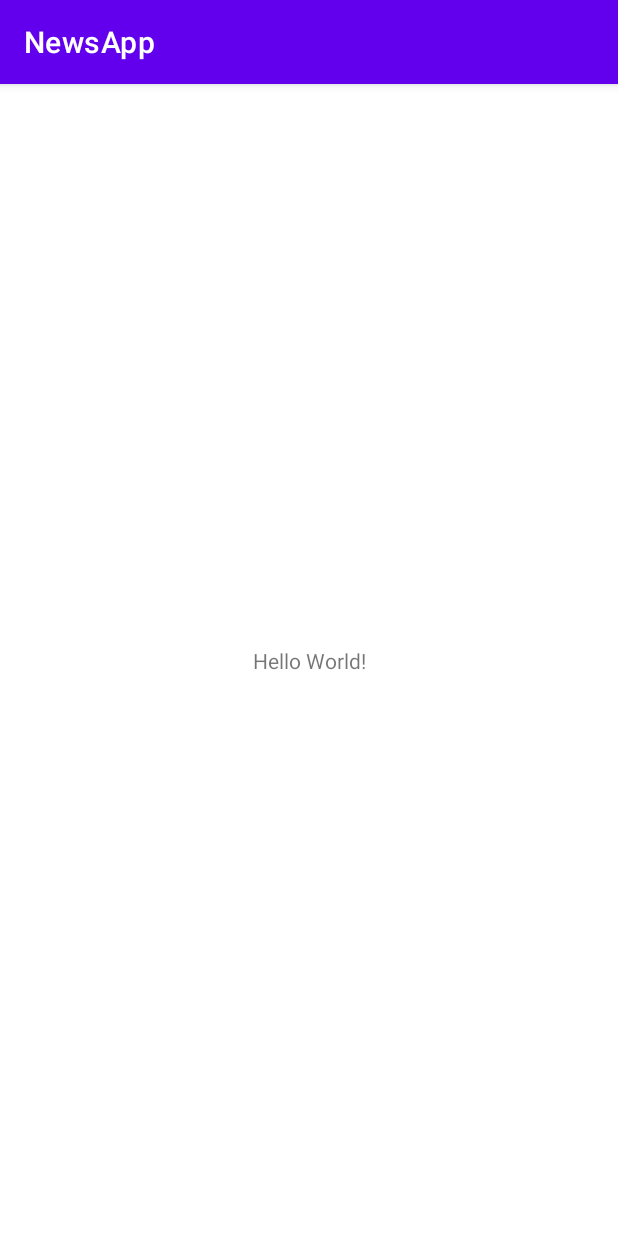
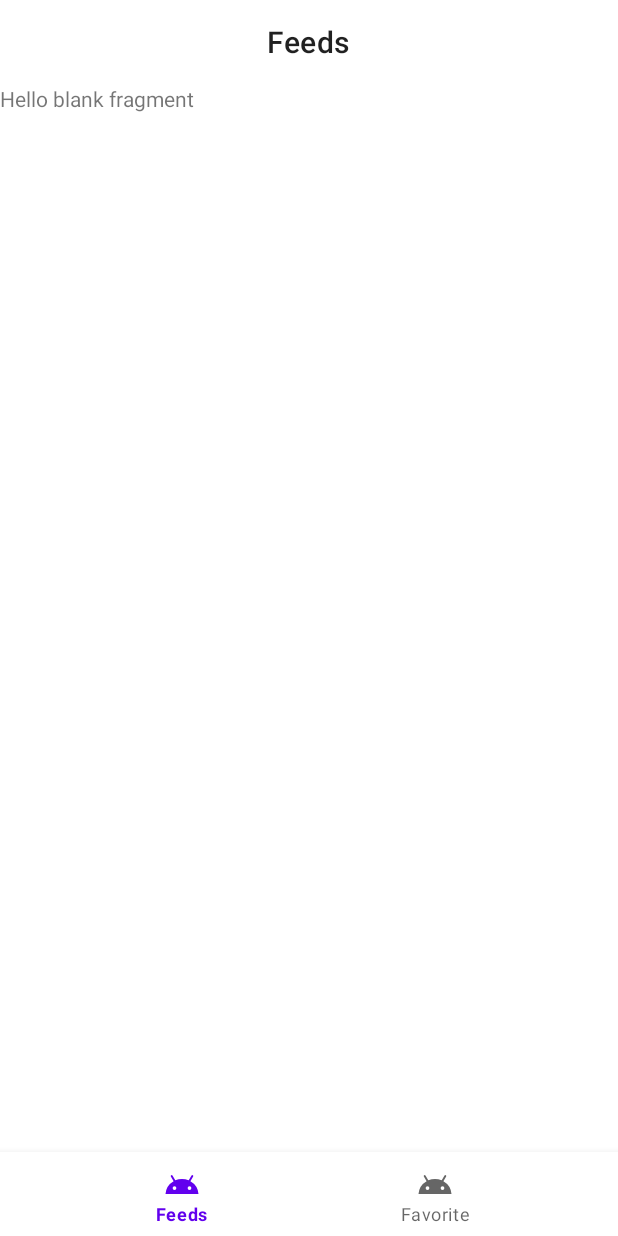
Before and after one commit to subwilven/NewsApp, an Android app: the screen it shows after launch (MainActivity), on a phone screen of 412 x 824 dp. Run offline under Robolectric (Android 15) with nearby library versions, the phone set to English and light mode, and no system bars; our stand-ins replace Dagger/Hilt's generated code, navigation-ui.

Commit message:
Implement navigation component

```diff
--- a/app/build.gradle.kts
+++ b/app/build.gradle.kts
@@ -53,6 +53,7 @@ dependencies {
 
     // Dagger Hilt
     implementation("com.google.dagger:hilt-android:2.42")
+    implementation("androidx.legacy:legacy-support-v4:1.0.0")
     kapt("com.google.dagger:hilt-android-compiler:2.42")
 
     // Networking
@@ -61,6 +62,10 @@ dependencies {
     implementation("com.google.code.gson:gson:2.8.9")
     implementation("com.squareup.okhttp3:logging-interceptor:4.8.1")
 
+    // Navigation
+    implementation("androidx.navigation:navigation-fragment-ktx:2.4.2")
+    implementation("androidx.navigation:navigation-ui-ktx:2.4.2")
+
     testImplementation ("junit:junit:4.13.2")
     androidTestImplementation ("androidx.test.ext:junit:1.1.3")
     androidTestImplementation ("androidx.test.espresso:espresso-core:3.4.0")
--- a/app/src/main/java/com/example/newsapp/ui/MainActivity.kt
+++ b/app/src/main/java/com/example/newsapp/ui/MainActivity.kt
@@ -1,12 +1,55 @@
 package com.example.newsapp.ui
 
+import android.os.Bundle
 import androidx.appcompat.app.AppCompatActivity
-import android.os.Bundle
+import androidx.core.view.children
+import androidx.navigation.NavController
+import androidx.navigation.Navigation
+import androidx.navigation.fragment.NavHostFragment
+import androidx.navigation.ui.AppBarConfiguration
+import androidx.navigation.ui.NavigationUI.setupActionBarWithNavController
+import androidx.navigation.ui.NavigationUI.setupWithNavController
 import com.example.newsapp.R
+import com.google.android.material.appbar.MaterialToolbar
+import com.google.android.material.bottomnavigation.BottomNavigationView
+
 
 class MainActivity : AppCompatActivity() {
+
+    private lateinit var navController: NavController
+    private lateinit var navHostFragment: NavHostFragment
+
     override fun onCreate(savedInstanceState: Bundle?) {
         super.onCreate(savedInstanceState)
         setContentView(R.layout.activity_main)
+
+        navHostFragment = supportFragmentManager
+            .findFragmentById(R.id.nav_host_fragment) as NavHostFragment
+        navController = navHostFragment.navController
+
+        registerToolbarWithNavigation()
+        registerBottomNavigationWithNavigation()
+    }
+
+    private fun registerBottomNavigationWithNavigation() {
+        val bottomNavigationView =
+            findViewById<BottomNavigationView>(R.id.bottom_navigation)
+
+        //ids of menu items of each fragment in bottom navigation
+        val mainFragmentsIds = bottomNavigationView.menu.children.map { it.itemId }.toSet()
+        val appBarConfiguration = AppBarConfiguration(mainFragmentsIds)
+
+        setupWithNavController(bottomNavigationView, navController)
+        setupActionBarWithNavController(
+            this,
+            navController,
+            appBarConfiguration
+        )
+    }
+
+    private fun registerToolbarWithNavigation() {
+        val materialToolbar = findViewById<MaterialToolbar>(R.id.materialToolbar)
+        setSupportActionBar(materialToolbar)
+        setupWithNavController(materialToolbar, navController)
     }
 }
--- /dev/null
+++ b/app/src/main/java/com/example/newsapp/ui/favorite/FavoriteFragment.kt
@@ -0,0 +1,60 @@
+package com.example.newsapp.ui.favorite
+
+import android.os.Bundle
+import androidx.fragment.app.Fragment
+import android.view.LayoutInflater
+import android.view.View
+import android.view.ViewGroup
+import com.example.newsapp.R
+
+// TODO: Rename parameter arguments, choose names that match
+// the fragment initialization parameters, e.g. ARG_ITEM_NUMBER
+private const val ARG_PARAM1 = "param1"
+private const val ARG_PARAM2 = "param2"
+
+/**
+ * A simple [Fragment] subclass.
+ * Use the [FavoriteFragment.newInstance] factory method to
+ * create an instance of this fragment.
+ */
+class FavoriteFragment : Fragment() {
+    // TODO: Rename and change types of parameters
+    private var param1: String? = null
+    private var param2: String? = null
+
+    override fun onCreate(savedInstanceState: Bundle?) {
+        super.onCreate(savedInstanceState)
+        arguments?.let {
+            param1 = it.getString(ARG_PARAM1)
+            param2 = it.getString(ARG_PARAM2)
+        }
+    }
+
+    override fun onCreateView(
+        inflater: LayoutInflater, container: ViewGroup?,
+        savedInstanceState: Bundle?
+    ): View? {
+        // Inflate the layout for this fragment
+        return inflater.inflate(R.layout.fragment_favorite, container, false)
+    }
+
+    companion object {
+        /**
+         * Use this factory method to create a new instance of
+         * this fragment using the provided parameters.
+         *
+         * @param param1 Parameter 1.
+         * @param param2 Parameter 2.
+         * @return A new instance of fragment FavoriteFragment.
+         */
+        // TODO: Rename and change types and number of parameters
+        @JvmStatic
+        fun newInstance(param1: String, param2: String) =
+            FavoriteFragment().apply {
+                arguments = Bundle().apply {
+                    putString(ARG_PARAM1, param1)
+                    putString(ARG_PARAM2, param2)
+                }
+            }
+    }
+}
--- /dev/null
+++ b/app/src/main/java/com/example/newsapp/ui/feed/FeedFragment.kt
@@ -0,0 +1,60 @@
+package com.example.newsapp.ui.feed
+
+import android.os.Bundle
+import androidx.fragment.app.Fragment
+import android.view.LayoutInflater
+import android.view.View
+import android.view.ViewGroup
+import com.example.newsapp.R
+
+// TODO: Rename parameter arguments, choose names that match
+// the fragment initialization parameters, e.g. ARG_ITEM_NUMBER
+private const val ARG_PARAM1 = "param1"
+private const val ARG_PARAM2 = "param2"
+
+/**
+ * A simple [Fragment] subclass.
+ * Use the [FeedFragment.newInstance] factory method to
+ * create an instance of this fragment.
+ */
+class FeedFragment : Fragment() {
+    // TODO: Rename and change types of parameters
+    private var param1: String? = null
+    private var param2: String? = null
+
+    override fun onCreate(savedInstanceState: Bundle?) {
+        super.onCreate(savedInstanceState)
+        arguments?.let {
+            param1 = it.getString(ARG_PARAM1)
+            param2 = it.getString(ARG_PARAM2)
+        }
+    }
+
+    override fun onCreateView(
+        inflater: LayoutInflater, container: ViewGroup?,
+        savedInstanceState: Bundle?
+    ): View? {
+        // Inflate the layout for this fragment
+        return inflater.inflate(R.layout.fragment_feed, container, false)
+    }
+
+    companion object {
+        /**
+         * Use this factory method to create a new instance of
+         * this fragment using the provided parameters.
+         *
+         * @param param1 Parameter 1.
+         * @param param2 Parameter 2.
+         * @return A new instance of fragment FeedFragment.
+         */
+        // TODO: Rename and change types and number of parameters
+        @JvmStatic
+        fun newInstance(param1: String, param2: String) =
+            FeedFragment().apply {
+                arguments = Bundle().apply {
+                    putString(ARG_PARAM1, param1)
+                    putString(ARG_PARAM2, param2)
+                }
+            }
+    }
+}
--- /dev/null
+++ b/app/src/main/res/drawable/ic_android_black_24dp.xml
@@ -0,0 +1,9 @@
+<vector xmlns:android="http://schemas.android.com/apk/res/android"
+        android:width="24dp"
+        android:height="24dp"
+        android:viewportWidth="24"
+        android:viewportHeight="24">
+    <path
+        android:pathData="M17.6,11.48 L19.44,8.3a0.63,0.63 0,0 0,-1.09 -0.63l-1.88,3.24a11.43,11.43 0,0 0,-8.94 0L5.65,7.67a0.63,0.63 0,0 0,-1.09 0.63L6.4,11.48A10.81,10.81 0,0 0,1 20L23,20A10.81,10.81 0,0 0,17.6 11.48ZM7,17.25A1.25,1.25 0,1 1,8.25 16,1.25 1.25,0 0,1 7,17.25ZM17,17.25A1.25,1.25 0,1 1,18.25 16,1.25 1.25,0 0,1 17,17.25Z"
+        android:fillColor="#FF000000"/>
+</vector>
--- a/app/src/main/res/layout/activity_main.xml
+++ b/app/src/main/res/layout/activity_main.xml
@@ -6,13 +6,34 @@
     android:layout_height="match_parent"
     tools:context=".ui.MainActivity">
 
-    <TextView
-        android:layout_width="wrap_content"
+    <com.google.android.material.appbar.MaterialToolbar
+        android:id="@+id/materialToolbar"
+        android:layout_width="match_parent"
+        app:titleCentered="true"
         android:layout_height="wrap_content"
-        android:text="Hello World!"
+        app:layout_constraintEnd_toEndOf="parent"
+        app:layout_constraintStart_toStartOf="parent"
+        app:layout_constraintTop_toTopOf="parent" />
+
+    <androidx.fragment.app.FragmentContainerView
+        android:id="@+id/nav_host_fragment"
+        android:name="androidx.navigation.fragment.NavHostFragment"
+        android:layout_width="0dp"
+        android:layout_height="0dp"
+        app:defaultNavHost="true"
+        app:layout_constraintBottom_toTopOf="@+id/bottom_navigation"
+        app:layout_constraintLeft_toLeftOf="parent"
+        app:layout_constraintRight_toRightOf="parent"
+        app:layout_constraintTop_toBottomOf="@+id/materialToolbar"
+        app:navGraph="@navigation/nav_graph" />
+
+
+    <com.google.android.material.bottomnavigation.BottomNavigationView
+        android:id="@+id/bottom_navigation"
+        android:layout_width="match_parent"
+        android:layout_height="wrap_content"
         app:layout_constraintBottom_toBottomOf="parent"
         app:layout_constraintLeft_toLeftOf="parent"
         app:layout_constraintRight_toRightOf="parent"
-        app:layout_constraintTop_toTopOf="parent" />
-
+        app:menu="@menu/navigation_menu" />
 </androidx.constraintlayout.widget.ConstraintLayout>
--- /dev/null
+++ b/app/src/main/res/layout/fragment_favorite.xml
@@ -0,0 +1,14 @@
+<?xml version="1.0" encoding="utf-8"?>
+<FrameLayout xmlns:android="http://schemas.android.com/apk/res/android"
+    xmlns:tools="http://schemas.android.com/tools"
+    android:layout_width="match_parent"
+    android:layout_height="match_parent"
+    tools:context=".ui.favorite.FavoriteFragment">
+
+    <!-- TODO: Update blank fragment layout -->
+    <TextView
+        android:layout_width="match_parent"
+        android:layout_height="match_parent"
+        android:text="Favorite" />
+
+</FrameLayout>
--- /dev/null
+++ b/app/src/main/res/layout/fragment_feed.xml
@@ -0,0 +1,14 @@
+<?xml version="1.0" encoding="utf-8"?>
+<FrameLayout xmlns:android="http://schemas.android.com/apk/res/android"
+    xmlns:tools="http://schemas.android.com/tools"
+    android:layout_width="match_parent"
+    android:layout_height="match_parent"
+    tools:context=".ui.feed.FeedFragment">
+
+    <!-- TODO: Update blank fragment layout -->
+    <TextView
+        android:layout_width="match_parent"
+        android:layout_height="match_parent"
+        android:text="@string/hello_blank_fragment" />
+
+</FrameLayout>
--- /dev/null
+++ b/app/src/main/res/menu/navigation_menu.xml
@@ -0,0 +1,13 @@
+<?xml version="1.0" encoding="utf-8"?>
+<menu xmlns:android="http://schemas.android.com/apk/res/android">
+    <item
+        android:id="@+id/feedFragment"
+        android:icon="@drawable/ic_android_black_24dp"
+        android:title="@string/feeds"/>
+
+    <item
+        android:id="@+id/favoriteFragment"
+        android:icon="@drawable/ic_android_black_24dp"
+        android:title="@string/favorite"/>
+
+</menu>
--- /dev/null
+++ b/app/src/main/res/navigation/nav_graph.xml
@@ -0,0 +1,18 @@
+<?xml version="1.0" encoding="utf-8"?>
+<navigation xmlns:android="http://schemas.android.com/apk/res/android"
+    xmlns:app="http://schemas.android.com/apk/res-auto"
+    xmlns:tools="http://schemas.android.com/tools"
+    android:id="@+id/nav_graph"
+    app:startDestination="@id/feedFragment">
+
+    <fragment
+        android:id="@+id/favoriteFragment"
+        android:name="com.example.newsapp.ui.favorite.FavoriteFragment"
+        android:label="@string/favorite"
+        tools:layout="@layout/fragment_favorite" />
+    <fragment
+        android:id="@+id/feedFragment"
+        android:name="com.example.newsapp.ui.feed.FeedFragment"
+        android:label="@string/feeds"
+        tools:layout="@layout/fragment_feed" />
+</navigation>
--- a/app/src/main/res/values/strings.xml
+++ b/app/src/main/res/values/strings.xml
@@ -1,3 +1,7 @@
 <resources>
     <string name="app_name">NewsApp</string>
+    <!-- TODO: Remove or change this placeholder text -->
+    <string name="hello_blank_fragment">Hello blank fragment</string>
+    <string name="feeds">Feeds</string>
+    <string name="favorite">Favorite</string>
 </resources>
--- a/app/src/main/res/values/themes.xml
+++ b/app/src/main/res/values/themes.xml
@@ -1,6 +1,6 @@
 <resources xmlns:tools="http://schemas.android.com/tools">
     <!-- Base application theme. -->
-    <style name="Theme.NewsApp" parent="Theme.MaterialComponents.DayNight.DarkActionBar">
+    <style name="Theme.NewsApp" parent="Theme.MaterialComponents.DayNight.NoActionBar">
         <!-- Primary brand color. -->
         <item name="colorPrimary">@color/purple_500</item>
         <item name="colorPrimaryVariant">@color/purple_700</item>
```
